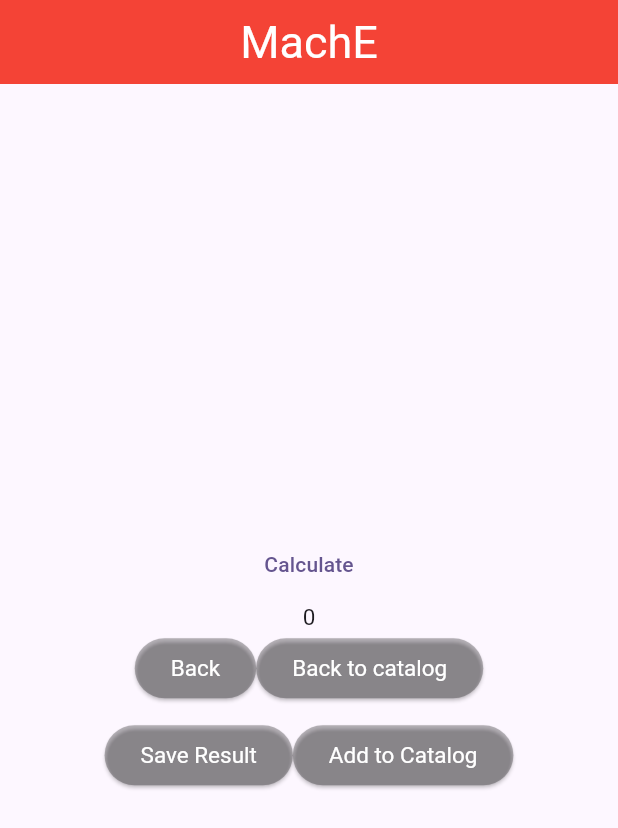
After one commit to DAksenovskiy/progect, a Flutter app: the HomeE screen opened by its route, after a tap on "Mach E", on a phone screen of 412 x 824 dp. The commit adds this screen. Shown: the top 828 px of the screen. Run offline on Flutter 3.47's test engine with Material 3 defaults, Android fonts, the phone set to English and light mode, and no system bars; our stand-ins replace flutter_redux, pdf, printing, redux, shared_preferences; missing offline and left inert: flutter_email_sender; accounts and stored records are empty.

Commit message:
First update

```diff
--- a/lib/Navigation.dart
+++ b/lib/Navigation.dart
@@ -23,6 +23,7 @@ import 'newton_method.dart';
 import 'package:flutter_localizations/flutter_localizations.dart';
 import 'generated/l10n.dart';
 import 'comparison_of_results.dart';
+import 'mach_e.dart';
 
 class MyApp extends StatelessWidget{
   @override
@@ -62,6 +63,7 @@ class MyApp extends StatelessWidget{
         '/horizontal_asymptote': (context) => const SetStateDemoHorizontal_Asymptote(),
         '/factorials': (context) => const SetStateDemoFactorials(),
         '/the_babylonian_method': (context) => const SetStateDemoThe_Babylonian_method(),
+        '/mache': (context) => const SetStateDemoMach_E(),
         '/newton_method': (context) => const SetStateDemoNewton_method(),
         '/navigation': (context) => const Register(),
         '/login': (context) => const Login(),
--- a/lib/comparison_of_results.dart
+++ b/lib/comparison_of_results.dart
@@ -1,11 +1,15 @@
 import 'package:flutter/cupertino.dart';
 import 'package:flutter/material.dart';
+import 'package:untitled1/mach_piBlock.dart';
 import 'generated/l10n.dart';
 import 'package:shared_preferences/shared_preferences.dart';
 import "dart:math" show pi;
 import "dart:math" show e;
 import 'dart:math';
 import 'PdfPreviewPage.dart';
+
+
+
 
 class SetStateComparison extends StatefulWidget {
   String result1;
@@ -22,8 +26,8 @@ class SetStateComparison extends StatefulWidget {
   State<SetStateComparison> createState() => Comparison(result1: result1, result2: result2,
       constant1: constant1, constant2: constant2,
       iter_time1: iter_time1, iter_time2: iter_time2);
+}
 
-}
 
 class Helper {
   static String valueSharedPreferences = '';
@@ -56,7 +60,16 @@ class Comparison extends State<SetStateComparison>{
   String accur1 = '0';
   String accur2 = '0';
 
+
   Comparison({required this.result1, required this.result2, required this.constant1, required this.constant2, required this.iter_time1, required this.iter_time2});
+
+  Mach_piBlock _block = Mach_piBlock();
+
+  void dispose() {
+    // Закрытие потоков
+    _block.dispoce();
+    super.dispose();
+  }
 
  void _accurconstant1(){
    if (constant1 == 'e')
@@ -105,6 +118,7 @@ class Comparison extends State<SetStateComparison>{
     }
 
   }
+
 
   @override
   Widget build(BuildContext context){
--- a/lib/homee.dart
+++ b/lib/homee.dart
@@ -43,7 +43,18 @@ class HomeE extends StatelessWidget{
                     foregroundColor: Colors.white,
                   )
               ),
-
+              SizedBox(height: 20),
+              ElevatedButton(
+                  onPressed: () => {
+                    Navigator.pushNamed(context, '/mache')
+                  },
+                  child: new Text('Mach E'),
+                  style: ElevatedButton.styleFrom(
+                    textStyle: TextStyle(fontSize: 20),
+                    backgroundColor: Colors.black26,
+                    foregroundColor: Colors.white,
+                  )
+              ),
               SizedBox(height: 100),
               ElevatedButton(
                   onPressed: () => {
--- /dev/null
+++ b/lib/mach_e.dart
@@ -0,0 +1,143 @@
+import 'package:flutter/cupertino.dart';
+import 'package:flutter/foundation.dart';
+import 'package:flutter/material.dart';
+import 'package:flutter/services.dart';
+import 'package:flutter/widgets.dart';
+import 'package:untitled1/mach_piBlock.dart';
+import 'generated/l10n.dart';
+import "dart:math" show pi;
+import 'save_rezults.dart';
+import 'my_catalog.dart';
+
+
+class SetStateDemoMach_E extends StatefulWidget {
+  const SetStateDemoMach_E({Key? key}) : super(key: key);
+  @override
+  State<SetStateDemoMach_E> createState() => Mach_E();
+}
+
+class Mach_E extends State<SetStateDemoMach_E> {
+  @override
+  void dispose() { // Закрытие потоков
+    _block.dispoce();
+    super.dispose();
+  }
+  String _resultMessage = '0.1111';
+//  String _textEntered = "0";
+  Mach_piBlock _block = Mach_piBlock();
+  // void _calculate() {
+  //  _textEntered = _textController.text;
+  //  double sum = 3;
+  //  sum = pi;
+  //  _resultMessage = '$sum';
+  //}
+  //TextEditingController _textController = new TextEditingController();
+//  Mach_Pi({dynamic key});
+  @override
+  Widget build(BuildContext context) {
+    return MaterialApp(
+      theme: ThemeData(
+          colorSchemeSeed: const Color(0xff6750a4), useMaterial3: true),
+      home: Scaffold(
+        floatingActionButtonLocation: FloatingActionButtonLocation.centerFloat,
+        appBar: AppBar(
+          title: Text('MachE'),
+          centerTitle: true,
+          foregroundColor: Colors.white,
+          backgroundColor: Colors.red,
+          titleTextStyle: TextStyle(fontSize: 30),
+        ),
+
+        body: Column(
+          mainAxisAlignment: MainAxisAlignment.center,
+          children:
+          <Widget>[
+            TextButton(
+              onPressed:(){
+                //  setState((){
+                //_calculate();
+                _block.inputEventSink.add(Mach_piEvent.calculatemache); //Обращение к списку ивентов и вызов ивента calculatemachpi (ввод ивента в начало потока)
+                //  }
+                //);
+              },
+              child: Text(S.of(context).calculate),
+            ),
+            StreamBuilder(                    //класс для связи с выходом из потока
+                stream: _block.outputStateSink, // (выход константы из потока
+                initialData: 0,
+                builder: (context, snapshot){
+                  _resultMessage = snapshot.data.toString();
+                  return
+                    Text(
+                        '$_resultMessage',
+                        style: TextStyle(
+                          fontSize: 15,
+                        )
+                    );
+                }
+            ),
+            Row(
+              mainAxisAlignment: MainAxisAlignment.center,
+              children: [
+                SizedBox(height: 10),
+                ElevatedButton(
+                    onPressed: () => {
+                      Navigator.pushNamed(context, '/homee')
+                    },
+                    child: new Text(S.of(context).back),
+                    style: ElevatedButton.styleFrom(
+                      textStyle: TextStyle(fontSize: 15),
+                      backgroundColor: Colors.black26,
+                      foregroundColor: Colors.white,
+                    )
+                ),
+                SizedBox(height: 10),
+                ElevatedButton(
+                    onPressed: () => {
+                      Navigator.pushNamed(context, '/catalog_of_permanent')
+                    },
+                    child: new Text(S.of(context).backToCatalog),
+                    style: ElevatedButton.styleFrom(
+                      textStyle: TextStyle(fontSize: 15),
+                      backgroundColor: Colors.black26,
+                      foregroundColor: Colors.white,
+                    )
+                ),
+              ],),
+            SizedBox(height: 10),
+            Row (
+              mainAxisAlignment: MainAxisAlignment.center,
+              children: [
+                SizedBox(height: 10),
+                ElevatedButton(
+                    onPressed: () => {
+                      Navigator.of(context).push(MaterialPageRoute(builder: (context) =>
+                          SetStateDemoSaveResult(result: _resultMessage, constant: 'e', iter_time: '1',)))
+                    },
+                    child: new Text(S.of(context).saveResult),
+                    style: ElevatedButton.styleFrom(
+                      textStyle: TextStyle(fontSize: 15),
+                      backgroundColor: Colors.black26,
+                      foregroundColor: Colors.white,
+                    )
+                ),
+                SizedBox(height: 10),
+                ElevatedButton(
+                    onPressed: () => {
+                      Navigator.of(context).push(MaterialPageRoute(builder: (context) =>
+                          SetStateDemoMyCatalog(result: '/mache')))
+                    },
+                    child: new Text(S.of(context).addToCatalog),
+                    style: ElevatedButton.styleFrom(
+                      textStyle: TextStyle(fontSize: 15),
+                      backgroundColor: Colors.black26,
+                      foregroundColor: Colors.white,
+                    )
+                ),
+              ],),
+          ],
+        ),
+      ),
+    );
+  }
+}
--- a/lib/mach_piBlock.dart
+++ b/lib/mach_piBlock.dart
@@ -9,7 +9,8 @@ import 'save_rezults.dart';
 import 'my_catalog.dart';
 
 enum Mach_piEvent{ //Список ивентов
-  calculatemachpi
+  calculatemachpi,
+  calculatemache
 }
 
 class Mach_piBlock{
@@ -26,6 +27,12 @@ class Mach_piBlock{
        _i = pi;
        _outputStateController.sink.add(_i);
      }
+   if (event == Mach_piEvent.calculatemache)
+   { // Описание ивента
+     const double e = 2.718281828459045;
+     _i = e;
+     _outputStateController.sink.add(_i);
+   }
  }
  Mach_piBlock(){
    _inputEventController.stream.listen(_calculate); // конструктор который запускает метод calculate при прохождении данных через поток
--- a/lib/save_rezults.dart
+++ b/lib/save_rezults.dart
@@ -449,10 +449,12 @@ class Favourites extends State<SetStateDemoSaveResult>{
                    textAlign: TextAlign.center,
                  )
              ),
+             SizedBox(height: 10),
              StoreConnector<int, int>(
                converter: (store) => store.state,
                builder: (context, state) => Text(state.toString()),
-             )
+             ),
+             SizedBox(height: 10),
            ]
          ),
     );
--- a/lib/welcomepage.dart
+++ b/lib/welcomepage.dart
@@ -4,6 +4,8 @@ import 'generated/l10n.dart';
 import 'package:flutter_email_sender/flutter_email_sender.dart';
 import 'package:http/http.dart' as http;
 import 'dart:convert';
+import 'package:redux/redux.dart';
+import 'package:flutter_redux/flutter_redux.dart';
 
 class WelcomePage extends StatelessWidget{
   String email, password;
@@ -11,7 +13,9 @@ class WelcomePage extends StatelessWidget{
 
   @override
   Widget build(BuildContext context){
+    final Store<int> store = StoreProvider.of<int>(context);
     return Scaffold(
+
       floatingActionButtonLocation: FloatingActionButtonLocation.centerFloat,
       appBar: AppBar(
         title: Text(S.of(context).main_page),
@@ -63,6 +67,12 @@ class WelcomePage extends StatelessWidget{
                     foregroundColor: Colors.white,
                   )
               ),
+            SizedBox(height: 10),
+            StoreConnector<int, int>(
+              converter: (store) => store.state,
+              builder: (context, state) => Text(state.toString()),
+            ),
+            SizedBox(height: 10),
             SizedBox(height: 10),
               ElevatedButton(
                   onPressed: () => {
```
